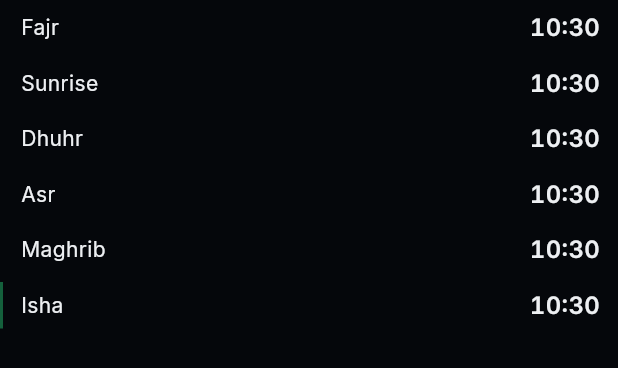
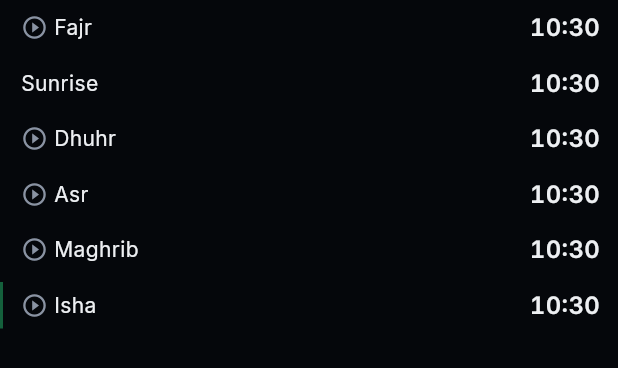
Before and after one commit to ajmalkhan6233-eng/noor_app, a Flutter app: the PrayerTimesList widget shown alone on an empty page, opened directly with empty values, on a phone screen of 412 x 824 dp. Shown: the top 368 px of the screen. Run offline on Flutter 3.47's test engine with Material 3 defaults, Android fonts, the phone set to English and light mode, and no system bars; our stand-ins replace adhan, audioplayers, equatable, flutter_bloc, flutter_compass, flutter_local_notifications and 5 more; accounts and stored records are empty.

Commit message:
Add Adhan preview playback (Phase 1 #6 scope: build it, not just fix it)
Item 6 ("confirm audio actually plays, per tab, per reciter") turned
out to describe a feature that didn't exist yet — no audio package,
no reciter UI, nothing, anywhere in the codebase. Scoped and built a
minimal working version per the user's direction:

- assets/audio/adhan/{fajr,dhuhr,asr,maghrib,isha}.mp3 — Internet
  Archive's "Adhan Recordings from Doha, Qatar" collection, Public
  Domain Mark 1.0 (explicit commercial-use permission, no attribution
  required). Rejected a Freesound.org CC0 upload as unsafe: its own
  description says it was "extracted from a YouTube video," meaning
  the uploader almost certainly didn't hold the rights to relicense
  it. Full provenance and the rejected alternative documented in
  assets/audio/adhan/README.md, matching this repo's existing
  provenance-doc convention for Quran/Azkar/Talbiyah assets.
- audioplayers package, local-asset playback only — no streaming, no
  network, consistent with the offline-first rule.
- AdhanAudioPlayer (data/) wraps the package type; AdhanPreviewCubit
  (logic/) owns play/stop state; AdhanPreviewButton (presentation/)
  is a self-contained Semantics-labelled toggle, reusing the existing
  PrayerNotificationBell pattern. Wired into PrayerTimesList, which
  is shared by both the Home dashboard and the Prayer Times screen —
  "per tab" from the checklist.
- New strings (previewAdhanSemanticLabel, playPreviewHint,
  stopPreviewHint) added to all three ARB source files (en/ta/si) and
  hand-added to the generated app_localizations*.dart files, since
  Flutter isn't installed on this machine to run `flutter gen-l10n`.
  These should be verified against a real `flutter gen-l10n` run once
  Flutter tooling is available, to confirm the hand-edits match what
  codegen would have produced.

Still needs on-device confirmation that playback actually produces
sound per noor-build-verify — not yet closeable as "done" from source
alone, same caveat as the rest of Phase 1.

Only one reciter/source exists (no licensed alternative was found with
clear written commercial terms), so "per reciter" in the checklist
item doesn't yet apply — there's nothing to switch between.

Co-Authored-By: Claude Sonnet 5 <noreply@anthropic.com>

```diff
--- a/lib/features/home/presentation/home_dashboard.dart
+++ b/lib/features/home/presentation/home_dashboard.dart
@@ -12,6 +12,7 @@ import '../../../core/constants/app_colors.dart';
 import '../../../core/presentation/motion/fade_tab_switcher.dart';
 import '../../azkar/presentation/azkar_screen.dart';
 import '../../more/presentation/more_screen.dart';
+import '../../prayer_times/logic/adhan_preview_cubit.dart';
 import '../../prayer_times/logic/prayer_cubit/prayer_cubit.dart';
 import '../../prayer_times/presentation/prayer_times_screen.dart';
 import '../../quran/presentation/quran_screen.dart';
@@ -44,6 +45,7 @@ class _HomeDashboardState extends State<HomeDashboard> {
       providers: [
         BlocProvider(create: (_) => PrayerCubit()..loadSettings()),
         BlocProvider(create: (_) => SettingsCubit()..load()),
+        BlocProvider(create: (_) => AdhanPreviewCubit()),
       ],
       child: Scaffold(
         backgroundColor: AppColors.paper,
--- /dev/null
+++ b/lib/features/prayer_times/data/adhan_audio_player.dart
@@ -0,0 +1,45 @@
+// Bismillahir Rahmanir Raheem — watermark: ALLAH
+//
+// Local-asset-only Adhan playback. Never streams, never fetches
+// remote audio — see assets/audio/adhan/README.md for the bundled
+// recordings' provenance and licence (Public Domain Mark 1.0).
+
+import 'package:audioplayers/audioplayers.dart';
+
+/// Maps a prayer name to its bundled Adhan asset. `null` for names
+/// with no recording (e.g. "Sunrise", which has no Adhan).
+String? adhanAssetForPrayer(String prayerName) => switch (prayerName) {
+  'Fajr' => 'audio/adhan/fajr.mp3',
+  'Dhuhr' => 'audio/adhan/dhuhr.mp3',
+  'Asr' => 'audio/adhan/asr.mp3',
+  'Maghrib' => 'audio/adhan/maghrib.mp3',
+  'Isha' => 'audio/adhan/isha.mp3',
+  _ => null,
+};
+
+/// Thin wrapper so callers (a Cubit, never a widget directly) don't
+/// depend on the `audioplayers` package type.
+class AdhanAudioPlayer {
+  AdhanAudioPlayer({AudioPlayer? player}) : _player = player ?? AudioPlayer();
+
+  final AudioPlayer _player;
+
+  /// Fires when the currently-playing clip finishes on its own (as
+  /// opposed to being stopped early) — lets callers reset a "playing"
+  /// UI state without polling.
+  Stream<void> get onComplete => _player.onPlayerComplete;
+
+  /// Plays the Adhan for [prayerName], or does nothing if there's no
+  /// recording for it. Stops any currently-playing clip first, so
+  /// tapping a different prayer's preview never overlaps audio.
+  Future<void> play(String prayerName) async {
+    final asset = adhanAssetForPrayer(prayerName);
+    if (asset == null) return;
+    await _player.stop();
+    await _player.play(AssetSource(asset));
+  }
+
+  Future<void> stop() => _player.stop();
+
+  Future<void> dispose() => _player.dispose();
+}
--- /dev/null
+++ b/lib/features/prayer_times/logic/adhan_preview_cubit.dart
@@ -0,0 +1,42 @@
+// Bismillahir Rahmanir Raheem — watermark: ALLAH
+//
+// Lets a UI row preview a prayer's bundled Adhan recording without
+// widgets touching AdhanAudioPlayer (package logic) directly.
+
+import 'dart:async';
+
+import 'package:flutter_bloc/flutter_bloc.dart';
+
+import '../data/adhan_audio_player.dart';
+
+/// Emits the name of the prayer currently previewing, or `null` when
+/// nothing is playing.
+class AdhanPreviewCubit extends Cubit<String?> {
+  AdhanPreviewCubit({AdhanAudioPlayer? player})
+    : _player = player ?? AdhanAudioPlayer(),
+      super(null) {
+    _completeSub = _player.onComplete.listen((_) {
+      if (!isClosed) emit(null);
+    });
+  }
+
+  final AdhanAudioPlayer _player;
+  late final StreamSubscription<void> _completeSub;
+
+  Future<void> togglePreview(String prayerName) async {
+    if (state == prayerName) {
+      await _player.stop();
+      emit(null);
+      return;
+    }
+    emit(prayerName);
+    await _player.play(prayerName);
+  }
+
+  @override
+  Future<void> close() {
+    _completeSub.cancel();
+    _player.dispose();
+    return super.close();
+  }
+}
--- /dev/null
+++ b/lib/features/prayer_times/presentation/widgets/adhan_preview_button.dart
@@ -0,0 +1,46 @@
+// Bismillahir Rahmanir Raheem — watermark: ALLAH
+//
+// Self-contained preview control — reads/drives AdhanPreviewCubit
+// directly so PrayerTimesList doesn't need extra prop-drilling for
+// something that isn't per-screen state (see prayer_notification_bell
+// for the pattern this is styled after).
+
+import 'package:flutter/material.dart';
+import 'package:flutter_bloc/flutter_bloc.dart';
+
+import '../../../../core/constants/app_colors.dart';
+import '../../../../core/utils/semantics_helpers.dart';
+import '../../../../l10n/generated/app_localizations.dart';
+import '../../data/adhan_audio_player.dart';
+import '../../logic/adhan_preview_cubit.dart';
+
+class AdhanPreviewButton extends StatelessWidget {
+  const AdhanPreviewButton({super.key, required this.prayerName});
+
+  final String prayerName;
+
+  @override
+  Widget build(BuildContext context) {
+    if (adhanAssetForPrayer(prayerName) == null) return const SizedBox.shrink();
+    final l10n = AppLocalizations.of(context)!;
+    return BlocBuilder<AdhanPreviewCubit, String?>(
+      builder: (context, previewing) {
+        final isPlaying = previewing == prayerName;
+        return Padding(
+          padding: const EdgeInsets.only(right: 4),
+          child: SemanticButton(
+            label: l10n.previewAdhanSemanticLabel(prayerName),
+            hint: isPlaying ? l10n.stopPreviewHint : l10n.playPreviewHint,
+            onTap: () =>
+                context.read<AdhanPreviewCubit>().togglePreview(prayerName),
+            child: Icon(
+              isPlaying ? Icons.stop_circle_outlined : Icons.play_circle_outline,
+              size: 18,
+              color: isPlaying ? AppColors.emerald : AppColors.sage,
+            ),
+          ),
+        );
+      },
+    );
+  }
+}
--- a/lib/features/prayer_times/presentation/widgets/prayer_times_list.dart
+++ b/lib/features/prayer_times/presentation/widgets/prayer_times_list.dart
@@ -10,6 +10,7 @@ import '../../../../core/presentation/motion/staggered_fade_in.dart';
 import '../../../settings/data/notification_settings.dart';
 import '../../data/iqamath_offsets.dart';
 import '../../data/prayer_times_result.dart';
+import 'adhan_preview_button.dart';
 import 'prayer_notification_bell.dart';
 import 'prayer_time_format.dart';
 
@@ -108,6 +109,7 @@ class _PrayerTimesListState extends State<PrayerTimesList> {
         children: [
           Row(
             children: [
+              if (name != 'Sunrise') AdhanPreviewButton(prayerName: name),
               if (showBell)
                 PrayerNotificationBell(
                   prayerName: name,
--- a/lib/l10n/app_en.arb
+++ b/lib/l10n/app_en.arb
@@ -136,6 +136,10 @@
   "@silentModeToggleSemanticLabel": {"placeholders": {"label": {"type": "String"}}},
   "notificationToggleSemanticLabel": "{label} notification",
   "@notificationToggleSemanticLabel": {"placeholders": {"label": {"type": "String"}}},
+  "previewAdhanSemanticLabel": "Preview {label} Adhan",
+  "@previewAdhanSemanticLabel": {"placeholders": {"label": {"type": "String"}}},
+  "playPreviewHint": "Double tap to play",
+  "stopPreviewHint": "Double tap to stop",
   "aboutNoorSemanticLabel": "About noor",
   "donateLabel": "Donate",
   "donateHint": "Double tap for ways to support this project",
--- a/lib/l10n/app_si.arb
+++ b/lib/l10n/app_si.arb
@@ -119,6 +119,9 @@
   "grantDndAccessHint": "නිශ්ශබ්ද ප්‍රකාරයට ස්වයංක්‍රීයව රින්ගර් මාරු කිරීමට මෙය අවශ්‍යයි",
   "silentModeToggleSemanticLabel": "{label} නිශ්ශබ්ද ප්‍රකාරය",
   "notificationToggleSemanticLabel": "{label} දැනුම්දීම",
+  "previewAdhanSemanticLabel": "{label} අදාන් පෙරදසුන",
+  "playPreviewHint": "වාදනය කිරීමට දෙවරක් තට්ටු කරන්න",
+  "stopPreviewHint": "නැවැත්වීමට දෙවරක් තට්ටු කරන්න",
   "aboutNoorSemanticLabel": "නූර් පිළිබඳ",
   "donateLabel": "පරිත්‍යාග කරන්න",
   "donateHint": "මෙම ව්‍යාපෘතියට සහාය දැක්වීමේ ක්‍රම සඳහා දෙවරක් තට්ටු කරන්න",
--- a/lib/l10n/app_ta.arb
+++ b/lib/l10n/app_ta.arb
@@ -119,6 +119,9 @@
   "grantDndAccessHint": "மௌன பயன்முறை தானாக ரிங்கரை மாற்ற இது தேவை",
   "silentModeToggleSemanticLabel": "{label} மௌன பயன்முறை",
   "notificationToggleSemanticLabel": "{label} அறிவிப்பு",
+  "previewAdhanSemanticLabel": "{label} தொழுகை அழைப்பை முன்னோட்டமிடவும்",
+  "playPreviewHint": "இயக்க இருமுறை தட்டவும்",
+  "stopPreviewHint": "நிறுத்த இருமுறை தட்டவும்",
   "aboutNoorSemanticLabel": "நூர் பற்றி",
   "donateLabel": "நன்கொடை",
   "donateHint": "இந்த திட்டத்தை ஆதரிக்கும் வழிகளுக்கு இருமுறை தட்டவும்",
--- a/pubspec.yaml
+++ b/pubspec.yaml
@@ -39,6 +39,10 @@ dependencies:
   # Parses the bundled Tanzil surah-metadata XML (offline, no network)
   xml: ^6.5.0
 
+  # Local-asset Adhan playback only — never streams, never fetches
+  # remote audio (see assets/audio/adhan/README.md for provenance)
+  audioplayers: ^5.2.1
+
 dev_dependencies:
   flutter_test:
     sdk: flutter
@@ -55,6 +59,7 @@ flutter:
     - assets/azkar/
     - assets/talbiyah/
     - assets/pilgrimage/
+    - assets/audio/adhan/
   fonts:
     - family: Cormorant Garamond
       fonts:
```
Also changed, not shown: lib/l10n/generated/app_localizations.dart, lib/l10n/generated/app_localizations_en.dart, lib/l10n/generated/app_localizations_si.dart, lib/l10n/generated/app_localizations_ta.dart, 6 other files.
